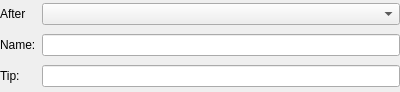
Above: plan/kptviewlisteditcategory.ui from KDE/calligra before the change. Below: the same form after it.
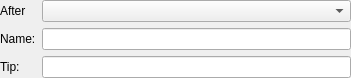
That is the form after the change. Custom widgets are drawn as their Qt base class.

Commit message: Transform all of Plan's viewlist config UIs into form layouts

What changed in the file:
```diff
--- a/plan/kptviewlisteditcategory.ui
+++ b/plan/kptviewlisteditcategory.ui
@@ -6,15 +6,15 @@
    <rect>
     <x>0</x>
     <y>0</y>
-    <width>400</width>
-    <height>92</height>
+    <width>351</width>
+    <height>78</height>
    </rect>
   </property>
-  <layout class="QGridLayout">
+  <layout class="QFormLayout" name="formLayout">
    <property name="margin">
     <number>0</number>
    </property>
-   <item row="1" column="0">
+   <item row="0" column="0">
     <widget class="QLabel" name="label">
      <property name="text">
       <string>After</string>
@@ -24,7 +24,7 @@
      </property>
     </widget>
    </item>
-   <item row="1" column="1">
+   <item row="0" column="1">
     <widget class="KComboBox" name="insertAfter">
      <property name="insertPolicy">
       <enum>QComboBox::InsertAlphabetically</enum>
@@ -34,7 +34,7 @@
      </property>
     </widget>
    </item>
-   <item row="2" column="0">
+   <item row="1" column="0">
     <widget class="QLabel" name="label_4">
      <property name="text">
       <string>Name:</string>
@@ -44,10 +44,10 @@
      </property>
     </widget>
    </item>
-   <item row="2" column="1">
+   <item row="1" column="1">
     <widget class="QLineEdit" name="viewname"/>
    </item>
-   <item row="3" column="0">
+   <item row="2" column="0">
     <widget class="QLabel" name="label_5">
      <property name="text">
       <string>Tip:</string>
@@ -57,12 +57,11 @@
      </property>
     </widget>
    </item>
-   <item row="3" column="1">
+   <item row="2" column="1">
     <widget class="QLineEdit" name="tooltip"/>
    </item>
   </layout>
  </widget>
- <layoutdefault spacing="6" margin="0"/>
  <customwidgets>
   <customwidget>
    <class>KComboBox</class>
```
The commit also changes 3 other files.
